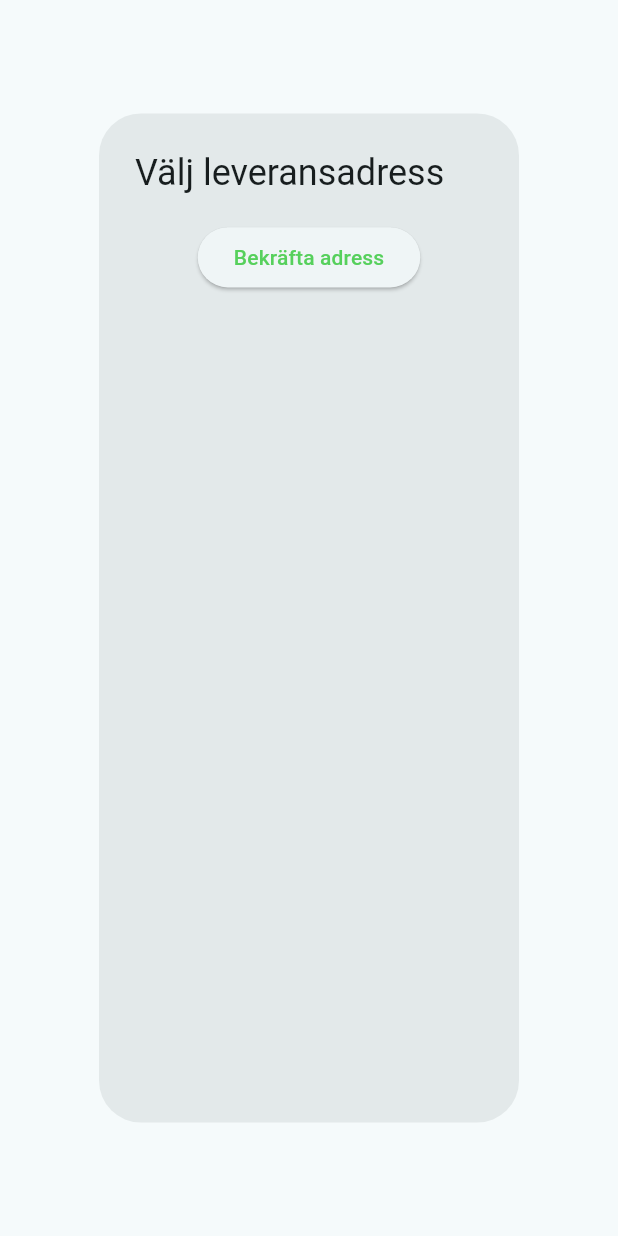
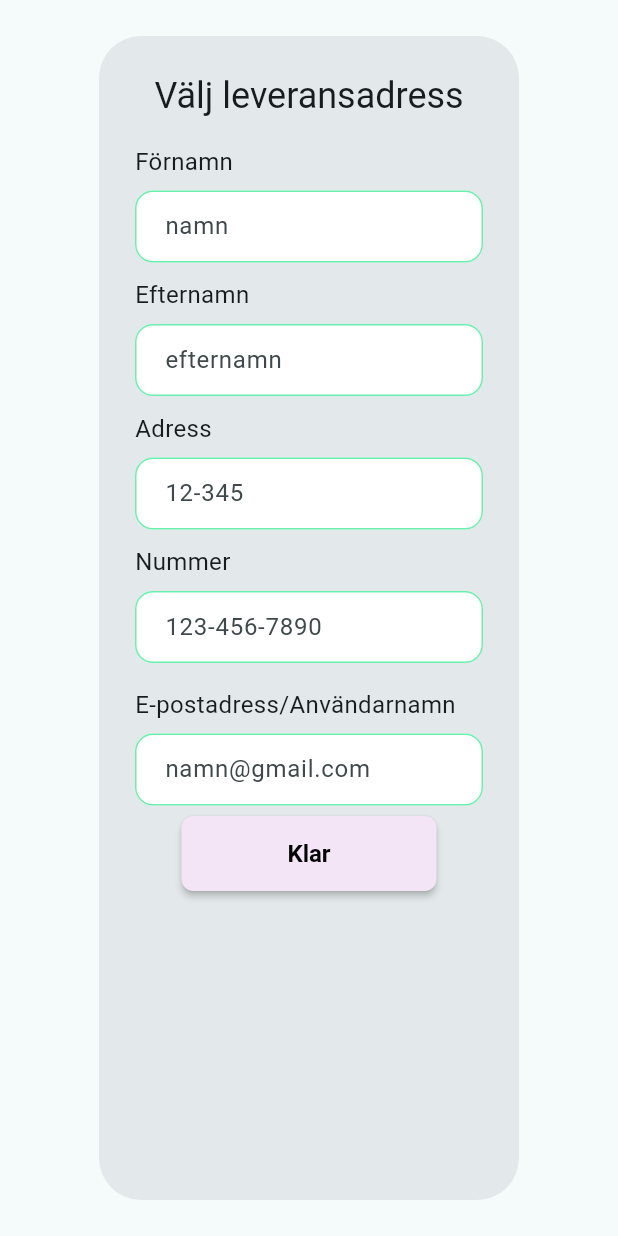
Before and after one commit to Anajrim01/iMat, a Flutter app: the DeliveryPopup widget shown alone on an empty page, opened directly, on a phone screen of 412 x 824 dp. Run offline on Flutter 3.47's test engine with Material 3 defaults, Android fonts, the phone set to English and light mode, and no system bars; our stand-ins replace shared_preferences; accounts and stored records are empty; network calls fail.

Commit message:
uppdaterat adress

```diff
--- a/lib/widgets/main/delivery_popup.dart
+++ b/lib/widgets/main/delivery_popup.dart
@@ -1,4 +1,9 @@
 import 'package:flutter/material.dart';
+import 'package:imat_app/app_theme.dart';
+import 'package:imat_app/model/imat/customer.dart';
+import 'package:imat_app/model/imat_data_handler.dart';
+import 'package:provider/provider.dart';
+import 'package:imat_app/model/imat/user.dart';
 
 class DeliveryPopup extends StatefulWidget {
   const DeliveryPopup({super.key});
@@ -8,24 +13,219 @@ class DeliveryPopup extends StatefulWidget {
 }
 
 class DeliveryPopupState extends State<DeliveryPopup> {
+  var _firstNameController = TextEditingController();
+  var _lastNameController = TextEditingController();
+  var _adressController = TextEditingController();
+  var _phoneNumberController = TextEditingController();
+  var _emailController = TextEditingController();
   @override
   Widget build(BuildContext context) {
+
     return AlertDialog(
-      title: const Text('Välj leveransadress'),
+      title: const Center(child: Text('Välj leveransadress')),
       content: SizedBox(
         width: MediaQuery.of(context).size.width * 0.5,
-        height: MediaQuery.of(context).size.height * 0.7,
+        height: MediaQuery.of(context).size.height,
         child: Column(
           children: [
-            ElevatedButton(
-              onPressed: () {
-                Navigator.pop(context, true);
+            Row(
+              children: [
+                Expanded(
+                  child: _buildField(
+                  label: "Förnamn",
+                  controller: _firstNameController,
+                  hintText: "namn",
+                  ),
+                ),
+              ],
+            ),
+            const SizedBox(height: 10),
+            Row(
+              children: [
+                 Expanded(
+                  child: _buildField(
+                  label: "Efternamn",
+                  controller: _lastNameController,
+                  hintText: "efternamn",
+                ),
+              ),
+              ],
+            ),
+            const SizedBox(height: 10,),
+            Row(
+              children: [
+                Expanded(child: _buildField(
+                  label: "Adress",
+                  controller: _adressController,
+                  hintText: "12-345",
+                ),
+              )
+            ],
+            ),
+            const SizedBox(height: 10,),
+            Row(children: [
+              Expanded(child: _buildField(
+                  label: "Nummer",
+                  controller: _phoneNumberController,
+                  hintText: "123-456-7890",
+                ),
+              )
+            ],
+            ),
+            const SizedBox(height: 16,),
+            Row(
+              children: [
+                Expanded(
+                      child: _buildField(
+                        label: "E-postadress/Användarnamn",
+                        controller: _emailController,
+                        hintText: "namn@gmail.com",
+                      ),
+                    ),
+            ],
+            ),
+            const SizedBox(height: 7,),
+           ElevatedButton(
+              onPressed: (
+              ) {
+                save_info();
+                Navigator.pop(context);
               },
-              child: const Text('Bekräfta adress'),
+              style: ElevatedButton.styleFrom(
+                backgroundColor: const Color(0xFFF3E5F5),
+                foregroundColor: Colors.black,
+                elevation: 2,
+                textStyle: const TextStyle(
+                    fontWeight: FontWeight.bold,
+                    fontSize: 16,
+                  ),
+                fixedSize: Size(170, 50),
+                shape: RoundedRectangleBorder(
+                  borderRadius: BorderRadius.circular(AppTheme.borderRadius),
+                ),
+              ),
+              child: Padding(
+                padding: const EdgeInsets.symmetric(
+                  horizontal: 20,
+                  vertical: 13,
+                ),
+                child: Text('Klar'),
+              ),
             ),
           ],
         ),
       ),
     );
   }
+  void save_info(){
+    final iMatHandler = Provider.of<ImatDataHandler>(context, listen: false);
+    final customer = iMatHandler.getCustomer();
+    final user = iMatHandler.getUser();
+    var pass = customer.firstName;
+    print("user.password: $pass");
+
+    var firstName = '';
+    var lastName = '';
+    var phoneNumber = '';
+    var email = '';
+    var adress = '';
+
+    if(_firstNameController.text.trim()==''){
+      firstName = customer.firstName;
+    }
+    else{
+      firstName = _firstNameController.text.trim();
+    }
+    if(_lastNameController.text.trim()==''){
+      lastName = customer.lastName;
+    }
+    else{
+      lastName = _lastNameController.text.trim();
+    }
+    if(_phoneNumberController.text.trim()==''){
+      phoneNumber = customer.phoneNumber;
+    }
+    else{
+      phoneNumber = _phoneNumberController.text.trim();
+    }
+    if(_emailController.text.trim()==''){
+      email = customer.email;
+    }
+    else{
+      email = _emailController.text.trim();
+    }
+    if(_adressController.text.trim()==''){
+      adress = customer.address;
+    }
+    else{
+      adress = _adressController.text.trim();
+    }
+
+    // Uppdatera kunddata
+    final updateCustomer = Customer(
+      firstName,
+      lastName,
+      phoneNumber,
+      customer.mobilePhoneNumber,
+      email,
+      adress,
+      customer.postCode,
+      customer.postAddress,
+    );
+    iMatHandler.setCustomer(updateCustomer);
+
+    //Måste också uppdatera user
+    final updateUser = User(
+      email,
+      user.password,
+    );
+    iMatHandler.setUser(updateUser);
+    pass = user.password;
+    print("user.password: $pass");
+  }
+  Widget _buildField({
+    required String label,
+    String? trailingLabel,
+    required TextEditingController controller,
+    String? hintText,
+    bool obscure = false,
+  }){
+    return Column(
+      crossAxisAlignment: CrossAxisAlignment.start,
+      children: [
+        Row(
+          children: [
+            Text(label, style: const TextStyle(fontSize: 16)),
+            if (trailingLabel != null)
+              Text(
+                trailingLabel,
+                style: const TextStyle(fontSize: 16, color: Colors.blue),
+              ),
+          ],
+        ),
+        const SizedBox(height: 8),
+        TextField(
+          controller: controller,
+          obscureText: obscure,
+          decoration: InputDecoration(
+            hintText: hintText,
+            filled: true,
+            fillColor: Colors.white,
+            contentPadding: const EdgeInsets.symmetric(
+              horizontal: 16,
+              vertical: 12,
+            ),
+            enabledBorder: OutlineInputBorder(
+              borderRadius: BorderRadius.circular(12),
+              borderSide: const BorderSide(color: Colors.greenAccent),
+            ),
+            focusedBorder: OutlineInputBorder(
+              borderRadius: BorderRadius.circular(12),
+              borderSide: const BorderSide(color: Colors.green),
+            ),
+          ),
+        ),
+      ],
+    );
+  }
 }
```
